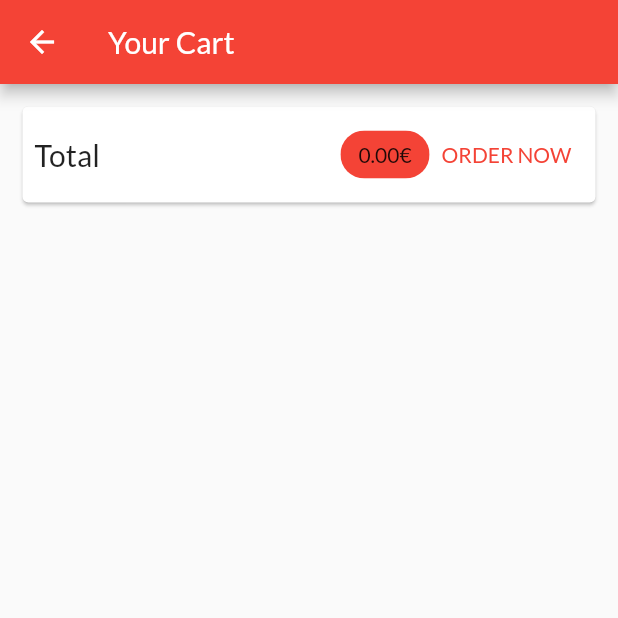
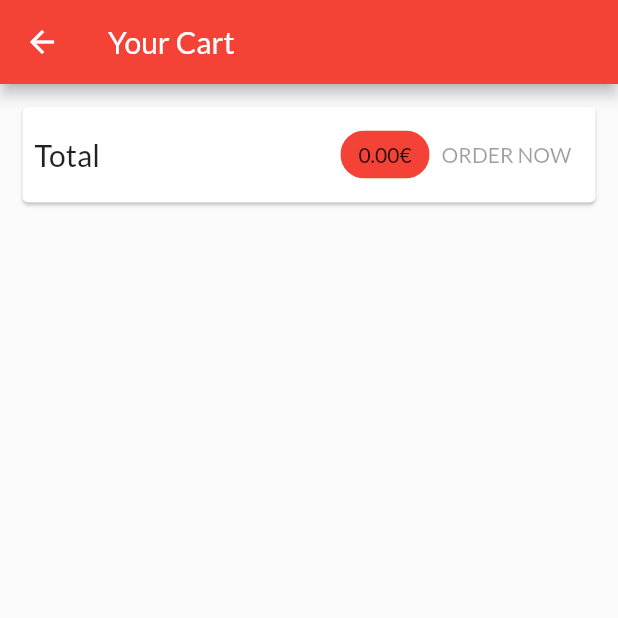
Before and after one commit to LeonardoSimi/shop-app-demo, a Flutter app: the CartScreen screen opened by its route, on a phone screen of 412 x 824 dp, the top half of it. Run offline on Flutter 3.47's test engine with Material 2 defaults, Android fonts, the phone set to English and light mode, and no system bars; network calls fail.

Commit message:
orders connected to db
11-1

```diff
--- a/lib/main.dart
+++ b/lib/main.dart
@@ -48,4 +48,4 @@ class MyApp extends StatelessWidget {
     );
   }
 }
-// DA VEDERE 10-19
+// DA VEDERE 11-1
--- /dev/null
+++ b/lib/models/http_exception.dart
@@ -0,0 +1,10 @@
+class HttpException implements Exception {
+  final String message;
+
+  HttpException(this.message);
+
+  @override
+  String toString() {
+    return message;
+  }
+}
--- a/lib/screens/cart_screen.dart
+++ b/lib/screens/cart_screen.dart
@@ -35,13 +35,7 @@ class CartScreen extends StatelessWidget {
                     ),
                     backgroundColor: Theme.of(context).primaryColor,
                   ),
-                  TextButton(
-                      onPressed: () {
-                        Provider.of<Orders>(context, listen: false).addOrder(
-                            cart.items.values.toList(), cart.totalAmount);
-                        cart.clearCart();
-                      },
-                      child: Text('ORDER NOW'))
+                  OrderButton(cart: cart)
                 ],
               ),
             ),
@@ -64,3 +58,35 @@ class CartScreen extends StatelessWidget {
     );
   }
 }
+
+class OrderButton extends StatefulWidget {
+  const OrderButton({
+    Key? key,
+    required this.cart,
+  }) : super(key: key);
+
+  final Cart cart;
+
+  @override
+  _OrderButtonState createState() => _OrderButtonState();
+}
+
+class _OrderButtonState extends State<OrderButton> {
+  var _isLoading = false;
+  @override
+  Widget build(BuildContext context) {
+    return TextButton(
+        onPressed: (widget.cart.totalAmount <= 0 || _isLoading) ? null : () async {
+          setState(() {
+            _isLoading = true;
+          });
+          await Provider.of<Orders>(context, listen: false).addOrder(
+              widget.cart.items.values.toList(), widget.cart.totalAmount);
+          setState(() {
+            _isLoading = false;
+          });
+          widget.cart.clearCart();
+        },
+        child: _isLoading ? CircularProgressIndicator() : Text('ORDER NOW'));
+  }
+}
--- a/lib/widgets/order_item.dart
+++ b/lib/widgets/order_item.dart
@@ -23,7 +23,7 @@ class _OrderItemState extends State<OrderItem> {
       child: Column(
         children: <Widget>[
           ListTile(
-            title: Text('${widget.order.amount}€'),
+            title: Text('${widget.order.amount.toStringAsFixed(2)}€'),
             subtitle: Text(
                 DateFormat('dd/MM/yyy hh:mm').format(widget.order.datetime)),
             trailing: IconButton(
```
Also changed, not shown: lib/providers/orders.dart (+50 -2 lines), lib/providers/product.dart (+24 -1 lines), lib/providers/products.dart (+11 -7 lines), lib/screens/orders_screen.dart (+28 -5 lines), lib/screens/products_overview_screen.dart (+8 -1 lines), lib/widgets/user_product_item.dart (+29 -13 lines).
